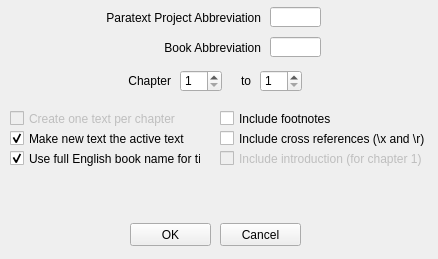
The window that ParatextChapSelectionDlg.ui (rmlockwood/FLExTrans) describes before a commit, drawn with Qt 5.
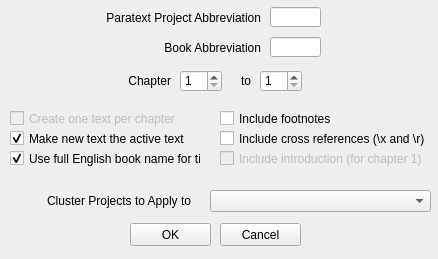
The same window after the commit.

Commit message:
Initial work setting up UI for cluster support
Added controls to apply import or export to a set of cluster languages.

Diff of the .ui file:
```diff
--- a/ParatextChapSelectionDlg.ui
+++ b/ParatextChapSelectionDlg.ui
@@ -258,6 +258,32 @@
      <string>Include introduction (for chapter 1)</string>
     </property>
    </widget>
+   <widget class="QComboBox" name="clusterProjectsComboBox">
+    <property name="geometry">
+     <rect>
+      <x>210</x>
+      <y>190</y>
+      <width>221</width>
+      <height>22</height>
+     </rect>
+    </property>
+   </widget>
+   <widget class="QLabel" name="clusterProjectsLabel">
+    <property name="geometry">
+     <rect>
+      <x>0</x>
+      <y>190</y>
+      <width>191</width>
+      <height>21</height>
+     </rect>
+    </property>
+    <property name="text">
+     <string>Cluster Projects to Apply to</string>
+    </property>
+    <property name="alignment">
+     <set>Qt::AlignRight|Qt::AlignTrailing|Qt::AlignVCenter</set>
+    </property>
+   </widget>
   </widget>
  </widget>
  <tabstops>
```
The commit also changes 4 other files.
